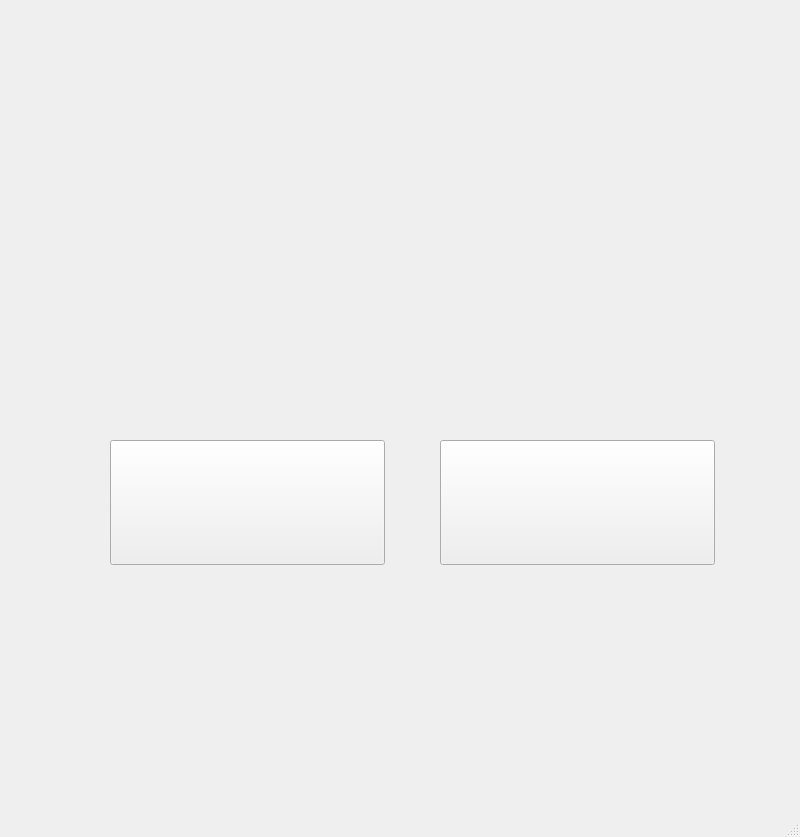
Old version of the form Sloshed/mainwindow.ui in the repository University-of-Utah-CS3505/a8-edu-app-Anudlok.
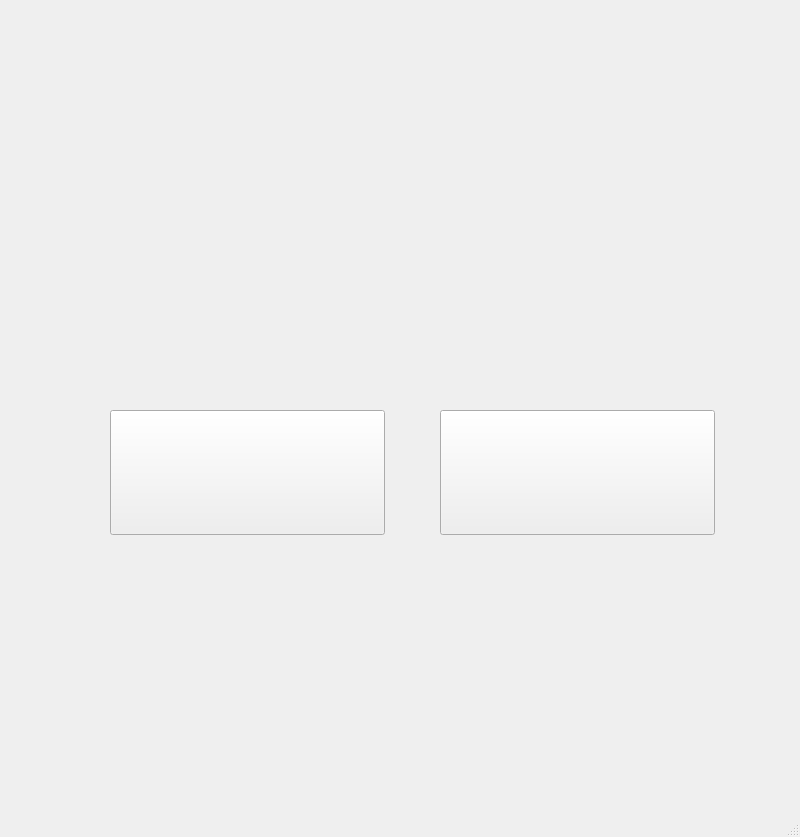
New version of the form. The open tabs and pages were chosen to show the change. Icons and pictures are not drawn. Custom widgets are drawn as their Qt base class.

Commit message: Added Pause title to the paused screen

The edit to the form file:
```diff
--- a/Sloshed/mainwindow.ui
+++ b/Sloshed/mainwindow.ui
@@ -66,7 +66,7 @@
       <property name="geometry">
        <rect>
         <x>110</x>
-        <y>440</y>
+        <y>410</y>
         <width>275</width>
         <height>125</height>
        </rect>
@@ -82,7 +82,7 @@
       <property name="geometry">
        <rect>
         <x>440</x>
-        <y>440</y>
+        <y>410</y>
         <width>275</width>
         <height>125</height>
        </rect>
@@ -94,6 +94,31 @@
        <string/>
       </property>
      </widget>
+     <widget class="QLabel" name="label">
+      <property name="geometry">
+       <rect>
+        <x>10</x>
+        <y>30</y>
+        <width>771</width>
+        <height>751</height>
+       </rect>
+      </property>
+      <property name="layoutDirection">
+       <enum>Qt::RightToLeft</enum>
+      </property>
+      <property name="styleSheet">
+       <string notr="true">background-image: url(:/GameImages/Images/Pause.png)</string>
+      </property>
+      <property name="text">
+       <string/>
+      </property>
+      <property name="alignment">
+       <set>Qt::AlignRight|Qt::AlignTop|Qt::AlignTrailing</set>
+      </property>
+     </widget>
+     <zorder>label</zorder>
+     <zorder>resumeButton</zorder>
+     <zorder>restartButton</zorder>
     </widget>
     <widget class="GameScreen" name="gameplayScreen">
      <widget class="QProgressBar" name="hydrationBar">
```
Left out of the diff: 2 changed lines with no effect on the pictures.
